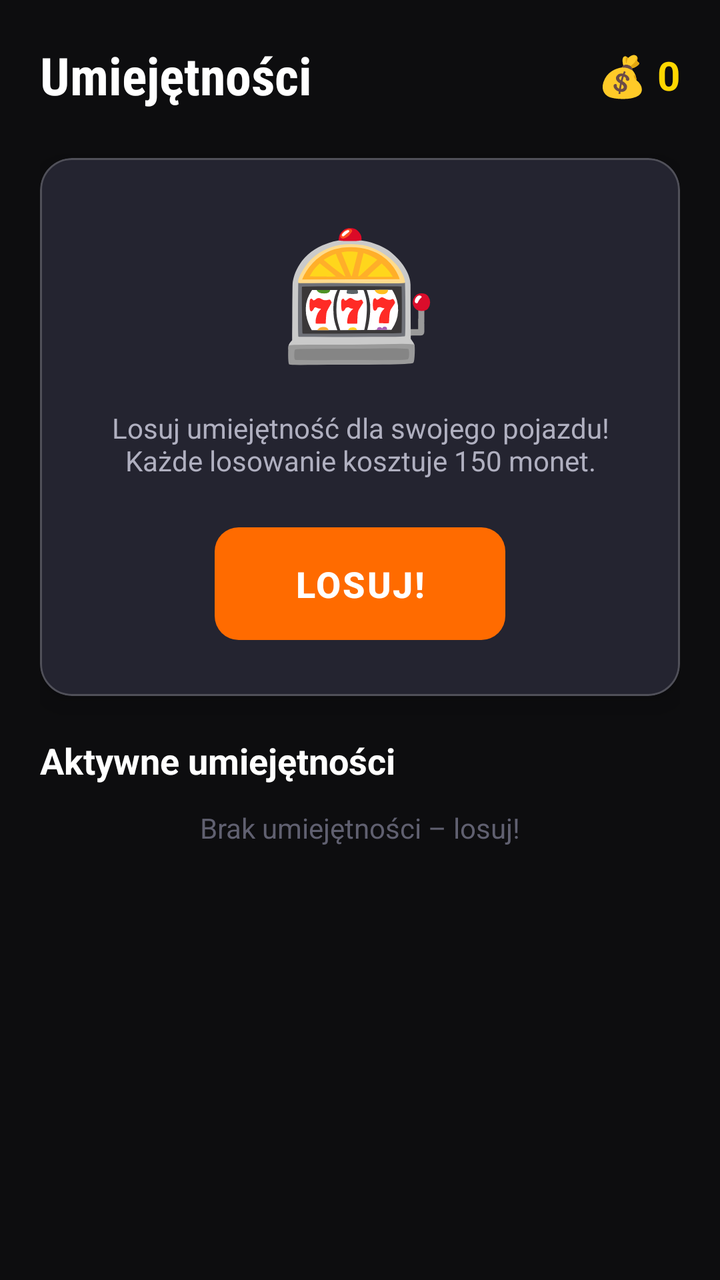
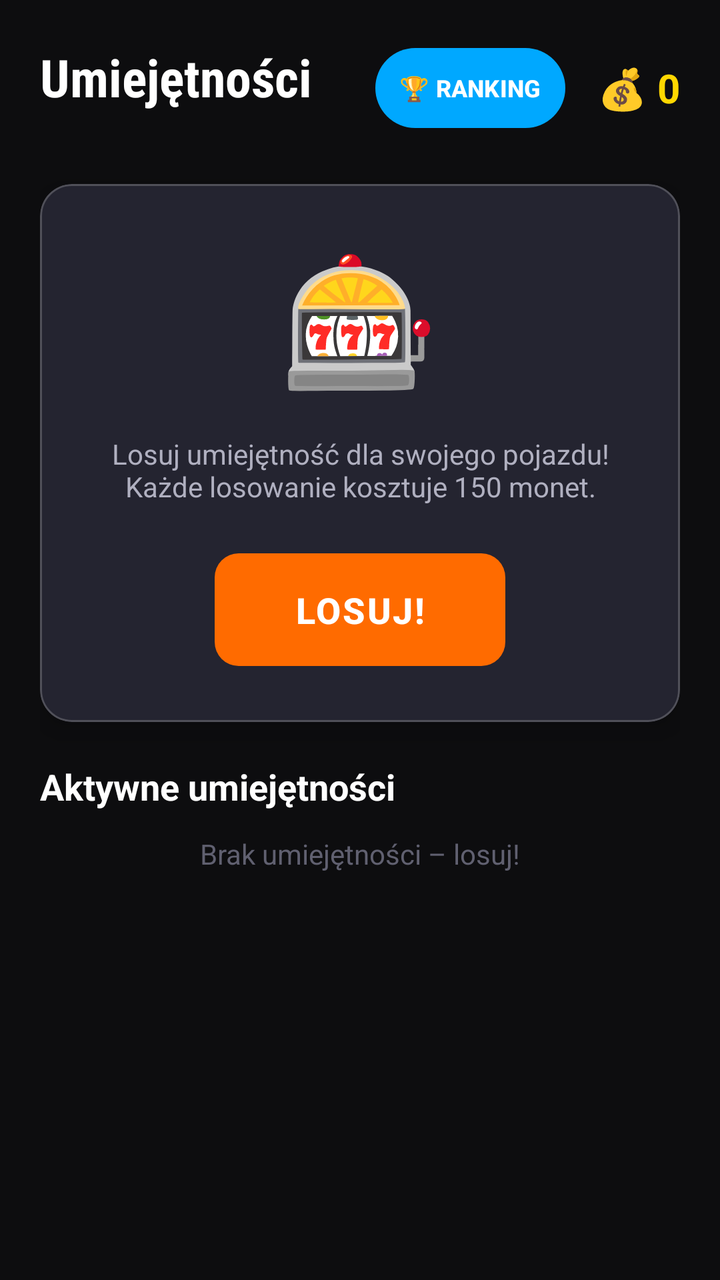

Screens rendered from an Android XML layout before and after an edit, with the pre-edit source and the edit as a unified diff.
<!-- AndroidManifest.xml: application theme Theme.DriveAndAlive -->
<!-- res/layout/fragment_skills.xml -->
<?xml version="1.0" encoding="utf-8"?>

<ScrollView
    xmlns:android="http://schemas.android.com/apk/res/android"
    xmlns:app="http://schemas.android.com/apk/res-auto"
    android:layout_width="match_parent"
    android:layout_height="match_parent"
    android:background="@color/bg_dark">

    <LinearLayout
        android:layout_width="match_parent"
        android:layout_height="wrap_content"
        android:orientation="vertical"
        android:padding="20dp">

        <LinearLayout android:layout_width="match_parent" android:layout_height="wrap_content"
            android:orientation="horizontal" android:layout_marginBottom="24dp">
            <TextView android:layout_width="0dp" android:layout_height="wrap_content" android:layout_weight="1"
                android:text="@string/skills_title" android:textColor="@color/text_primary"
                android:textSize="26sp" android:textStyle="bold" android:fontFamily="sans-serif-condensed"/>
            <TextView android:id="@+id/tv_coins" android:layout_width="wrap_content" android:layout_height="wrap_content"
                android:textColor="@color/coin_color" android:textSize="20sp" android:textStyle="bold"
                android:layout_gravity="center_vertical" android:text="💰 0"/>
        </LinearLayout>

        <com.google.android.material.card.MaterialCardView
            style="@style/Widget.DriveAndAlive.CardView"
            android:layout_width="match_parent"
            android:layout_height="wrap_content"
            android:layout_marginBottom="20dp">

            <LinearLayout android:layout_width="match_parent" android:layout_height="wrap_content"
                android:orientation="vertical" android:padding="24dp" android:gravity="center">

                <TextView
                    android:text="🎰"
                    android:textSize="64sp"
                    android:layout_width="wrap_content"
                    android:layout_height="wrap_content"
                    android:layout_marginBottom="16dp"/>

                <TextView
                    android:layout_width="match_parent"
                    android:layout_height="wrap_content"
                    android:text="Losuj umiejętność dla swojego pojazdu!\nKażde losowanie kosztuje 150 monet."
                    android:textColor="@color/text_secondary"
                    android:textSize="14sp"
                    android:gravity="center"
                    android:layout_marginBottom="20dp"/>

                <com.google.android.material.button.MaterialButton
                    android:id="@+id/btn_spin"
                    android:layout_width="wrap_content"
                    android:layout_height="wrap_content"
                    style="@style/Widget.DriveAndAlive.Button.Primary"
                    android:text="LOSUJ!"
                    android:textSize="18sp"
                    android:paddingHorizontal="40dp"
                    android:paddingVertical="16dp" />

                <TextView
                    android:id="@+id/tv_spin_result"
                    android:layout_width="match_parent"
                    android:layout_height="wrap_content"
                    android:textColor="@color/accent_yellow"
                    android:textSize="20sp"
                    android:textStyle="bold"
                    android:gravity="center"
                    android:layout_marginTop="16dp"
                    android:visibility="gone"/>
            </LinearLayout>
        </com.google.android.material.card.MaterialCardView>

        <TextView
            android:layout_width="match_parent"
            android:layout_height="wrap_content"
            android:text="@string/active_skills"
            android:textColor="@color/text_primary"
            android:textSize="18sp"
            android:textStyle="bold"
            android:layout_marginBottom="12dp"/>

        <TextView
            android:id="@+id/tv_no_skills"
            android:layout_width="match_parent"
            android:layout_height="wrap_content"
            android:text="@string/no_active_skills"
            android:textColor="@color/text_hint"
            android:textSize="14sp"
            android:gravity="center"
            android:layout_marginBottom="12dp"/>

        <LinearLayout
            android:id="@+id/ll_active_skills"
            android:layout_width="match_parent"
            android:layout_height="wrap_content"
            android:orientation="vertical" />

    </LinearLayout>
</ScrollView>
<!-- resources referenced by this layout -->
<resources>
  <color name="accent_yellow">#FFB800</color>
  <color name="bg_dark">#0D0D0F</color>
  <color name="coin_color">#FFD700</color>
  <color name="text_hint">#606070</color>
  <color name="text_primary">#FFFFFF</color>
  <color name="text_secondary">#B0B0C0</color>
  <string name="active_skills">Aktywne umiejętności</string>
  <string name="no_active_skills">Brak umiejętności – losuj!</string>
  <string name="skills_title">Umiejętności</string>
  <style name="Widget.DriveAndAlive.Button.Primary" parent="Widget.Material3.Button">
          <item name="backgroundTint">@color/accent_orange</item>
          <item name="android:textColor">@color/text_primary</item>
          <item name="cornerRadius">12dp</item>
          <item name="android:textStyle">bold</item>
          <item name="android:letterSpacing">0.05</item>
      </style>
  <style name="Widget.DriveAndAlive.CardView" parent="Widget.Material3.CardView.Elevated">
          <item name="cardBackgroundColor">@color/bg_card</item>
          <item name="cardCornerRadius">16dp</item>
          <item name="cardElevation">8dp</item>
          <item name="strokeColor">@color/divider</item>
          <item name="strokeWidth">1dp</item>
      </style>
  <style name="Theme.DriveAndAlive" parent="Theme.Material3.Dark.NoActionBar">
          <item name="colorPrimary">@color/accent_orange</item>
          <item name="colorPrimaryVariant">@color/colorPrimaryVariant</item>
          <item name="colorOnPrimary">@color/text_primary</item>
          <item name="colorSecondary">@color/accent_yellow</item>
          <item name="colorOnSecondary">@color/bg_dark</item>
          <item name="colorSurface">@color/bg_surface</item>
          <item name="colorOnSurface">@color/text_primary</item>
          <item name="android:colorBackground">@color/bg_dark</item>
          <item name="colorOnBackground">@color/text_primary</item>
          <item name="colorError">@color/colorError</item>
          <item name="android:statusBarColor">@color/bg_dark</item>
          <item name="android:navigationBarColor">@color/bg_surface</item>
          <item name="android:windowBackground">@color/bg_dark</item>
      </style>
  <color name="accent_orange">#FF6B00</color>
  <color name="bg_card">#242430</color>
  <color name="divider">#33FFFFFF</color>
  <color name="colorPrimaryVariant">#C45200</color>
  <color name="bg_surface">#1A1A1F</color>
  <color name="colorError">#FF2D55</color>
</resources>

<!-- the commit's change to res/layout/fragment_skills.xml (unified diff, before → after) -->
@@ -18,6 +18,23 @@
             <TextView android:layout_width="0dp" android:layout_height="wrap_content" android:layout_weight="1"
                 android:text="@string/skills_title" android:textColor="@color/text_primary"
                 android:textSize="26sp" android:textStyle="bold" android:fontFamily="sans-serif-condensed"/>
+
+            <com.google.android.material.button.MaterialButton
+                android:id="@+id/btn_ranking"
+                android:layout_width="wrap_content"
+                android:layout_height="wrap_content"
+                android:text="🏆 RANKING"
+                android:textSize="12sp"
+                android:textStyle="bold"
+                android:paddingStart="12dp"
+                android:paddingTop="6dp"
+                android:paddingEnd="12dp"
+                android:paddingBottom="6dp"
+                android:textColor="@color/text_primary"
+                app:backgroundTint="@color/stat_grip"
+                app:cornerRadius="20dp"
+                android:layout_marginEnd="16dp" />
+
             <TextView android:id="@+id/tv_coins" android:layout_width="wrap_content" android:layout_height="wrap_content"
                 android:textColor="@color/coin_color" android:textSize="20sp" android:textStyle="bold"
                 android:layout_gravity="center_vertical" android:text="💰 0"/>
<!-- resource entries referenced after the edit -->
@@ -3,6 +3,7 @@
   <color name="accent_yellow">#FFB800</color>
   <color name="bg_dark">#0D0D0F</color>
   <color name="coin_color">#FFD700</color>
+  <color name="stat_grip">#00A8FF</color>
   <color name="text_hint">#606070</color>
   <color name="text_primary">#FFFFFF</color>
   <color name="text_secondary">#B0B0C0</color>
